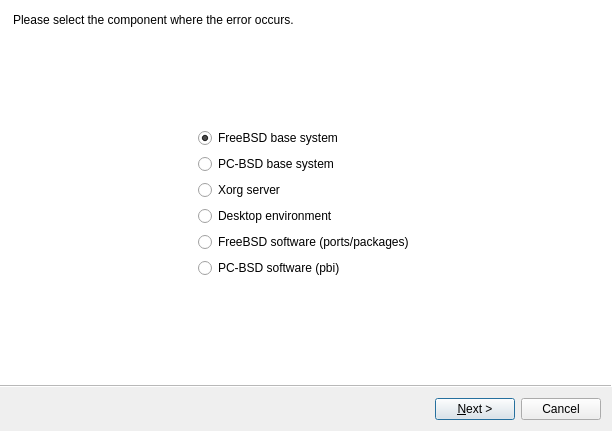
Old version of the form src-qt5/pc-bugreport/mainwindow.ui in the repository trueos/pcbsd.
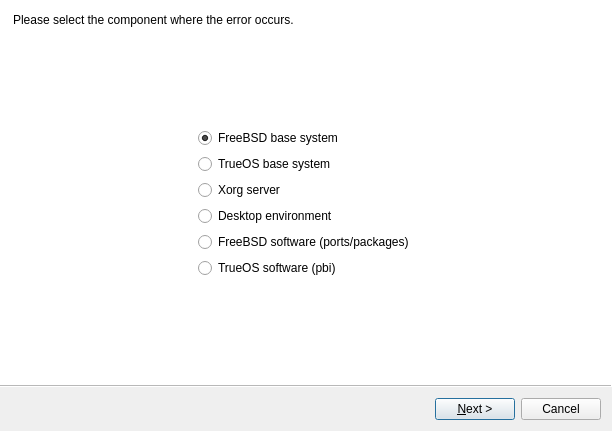
New version of the form. Icons and pictures are not drawn. Custom widgets are drawn as their Qt base class.

Diff of the .ui file:
```diff
--- a/src-qt5/pc-bugreport/mainwindow.ui
+++ b/src-qt5/pc-bugreport/mainwindow.ui
@@ -76,7 +76,7 @@
       <item>
        <widget class="QRadioButton" name="PCBSDBaseRB">
         <property name="text">
-         <string>PC-BSD base system</string>
+         <string>TrueOS base system</string>
         </property>
        </widget>
       </item>
@@ -104,7 +104,7 @@
       <item>
        <widget class="QRadioButton" name="PBIRB">
         <property name="text">
-         <string>PC-BSD software (pbi)</string>
+         <string>TrueOS software (pbi)</string>
         </property>
        </widget>
       </item>
```
Left out of the diff: 26 changed lines with no effect on the pictures.
